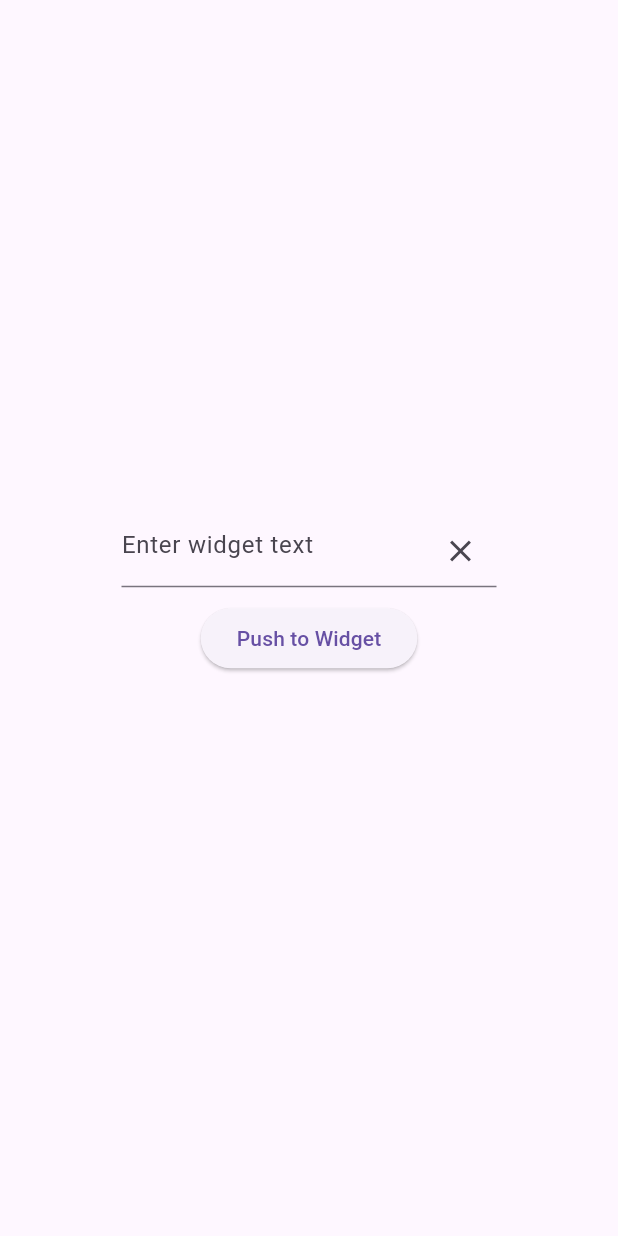
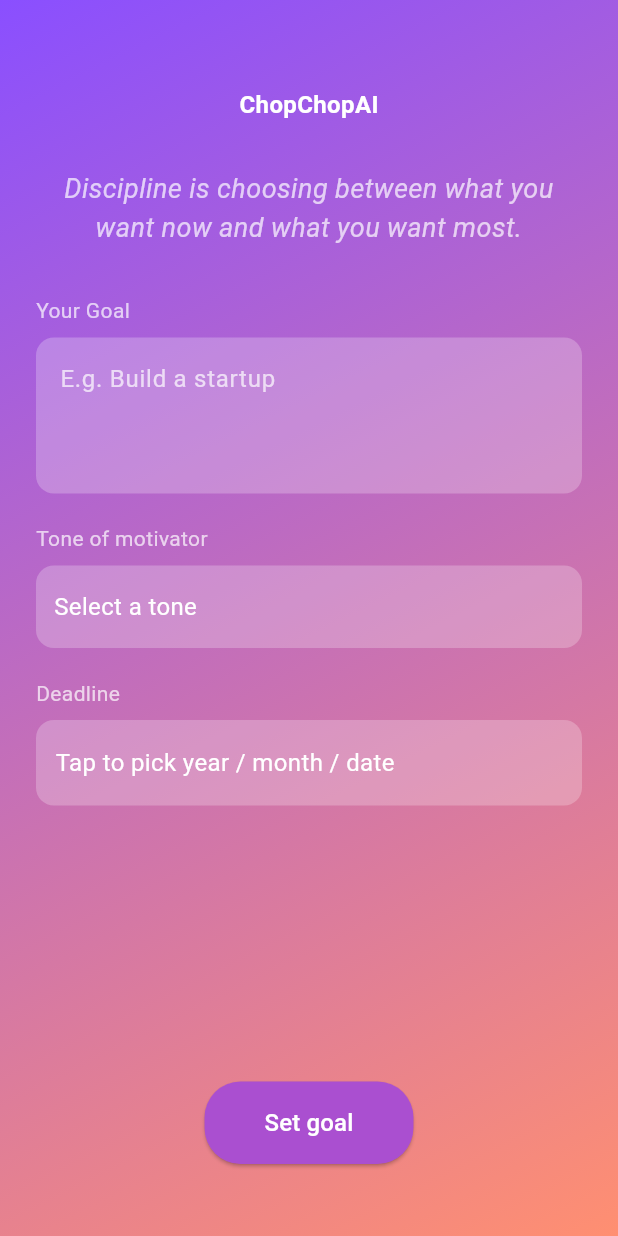
Before and after one commit to Parthm1801/ChopChopFlutter, a Flutter app: the screen it shows after launch, on a phone screen of 412 x 824 dp. Run offline on Flutter 3.47's test engine with Material 3 defaults, Android fonts, the phone set to English and light mode, and no system bars; our stand-ins replace shared_preferences, uni_links; missing offline and left inert: flutter_widgetkit; network calls fail; Roboto replaces fonts that are missing (SF Pro Display).

Commit message:
Full styled widget logic

```diff
--- a/lib/main.dart
+++ b/lib/main.dart
@@ -1,93 +1,21 @@
-import 'dart:convert';
-
 import 'package:flutter/material.dart';
-import 'package:flutter_widgetkit/flutter_widgetkit.dart';
+import 'screens/goal_setup_page.dart';
 
 void main() {
-  runApp(const MaterialApp(home: TextPage()));
+  runApp(const MaterialApp(
+    debugShowCheckedModeBanner: false,
+    home: ChopChopPage(),
+  ));
 }
 
-class TextPage extends StatefulWidget {
-  const TextPage({super.key});
-
-  @override
-  _TextPageState createState() => _TextPageState();
-}
-
-class _TextPageState extends State<TextPage> {
-  var textController = TextEditingController();
-  String statusMessage = '';
+class ChopChopApp extends StatelessWidget {
+  const ChopChopApp({super.key});
 
   @override
   Widget build(BuildContext context) {
-    return Scaffold(
-      body: Center(
-        child: Column(
-          mainAxisAlignment: MainAxisAlignment.center,
-          children: [
-            SizedBox(
-              width: 250,
-              child: TextField(
-                controller: textController,
-                decoration: InputDecoration(
-                  hintText: "Enter widget text",
-                  suffixIcon: IconButton(
-                    icon: const Icon(Icons.clear),
-                    onPressed: () {
-                      textController.clear();
-                    },
-                  ),
-                ),
-              ),
-            ),
-            const SizedBox(height: 10),
-            ElevatedButton(
-              onPressed: () {
-                _updateWidget();
-              },
-              child: const Text("Push to Widget"),
-            ),
-            const SizedBox(height: 10),
-            Text(statusMessage, style: TextStyle(color: Colors.blue)),
-          ],
-        ),
-      ),
+    return const MaterialApp(
+      debugShowCheckedModeBanner: false,
+      home: ChopChopPage(), // 👈 Main goal-setting screen
     );
   }
-
-  void _updateWidget() {
-    try {
-      final widgetData = WidgetData(textController.text);
-      final jsonData = jsonEncode(widgetData.toJson());
-
-      // Debug print to verify data
-      print('Updating widget with data: $jsonData');
-
-      WidgetKit.setItem(
-        'widgetData',
-        jsonData,
-        'group.com.parth.flutterWidgetTest',
-      );
-      WidgetKit.reloadTimelines('FlutterIOSWidget');
-
-      setState(() {
-        statusMessage = 'Widget updated with: ${textController.text}';
-      });
-    } catch (e) {
-      setState(() {
-        statusMessage = 'Error updating widget: $e';
-      });
-      print('Error updating widget: $e');
-    }
-  }
 }
-
-class WidgetData {
-  final String text;
-
-  WidgetData(this.text);
-
-  WidgetData.fromJson(Map<String, dynamic> json) : text = json['text'];
-
-  Map<String, dynamic> toJson() => {'text': text};
-}
--- /dev/null
+++ b/lib/screens/goal_setup_page.dart
@@ -0,0 +1,513 @@
+import 'dart:convert';
+
+import 'package:flutter/cupertino.dart';
+import 'package:flutter/material.dart';
+import 'package:intl/intl.dart';
+import 'package:shared_preferences/shared_preferences.dart';
+import 'package:http/http.dart' as http;
+import 'package:flutter_widgetkit/flutter_widgetkit.dart';
+import 'package:uuid/uuid.dart';
+import 'package:uni_links/uni_links.dart';
+
+class ChopChopPage extends StatefulWidget {
+  const ChopChopPage({super.key});
+
+  @override
+  State<ChopChopPage> createState() => _ChopChopPageState();
+}
+
+class _ChopChopPageState extends State<ChopChopPage> {
+  final TextEditingController goalController = TextEditingController();
+  List<String> tones = [];
+  String? selectedTone;
+  bool isLoadingTones = true;
+  String chopchopMessage = "Discipline is choosing between what you want now and what you want most.";
+  int selectedYear = DateTime.now().year;
+  int? selectedMonth; // 1-12
+  int? selectedDay;
+  String? selectedDateText;
+
+  DateTime? selectedDate;
+  String? userId;
+
+  @override
+  void initState() {
+    super.initState();
+    _initUserId();
+    _fetchToneOptions();
+    _handleDeepLinks();
+  }
+
+  void _handleDeepLinks() async {
+    try {
+      final initialUri = await getInitialUri();
+      if (initialUri != null) {
+        _handleUri(initialUri);
+      }
+
+      uriLinkStream.listen((Uri? uri) {
+        if (uri != null) {
+          _handleUri(uri);
+        }
+      });
+    } catch (e) {
+      print('❌ Failed to handle deep link: $e');
+    }
+  }
+
+  void _handleUri(Uri uri) async {
+    print('🔗 Received URI: $uri');
+    if (uri.scheme == 'chopchopai' && uri.host == 'refresh') {
+      if (userId == null) return;
+      final message = await _fetchTodayMotivation();
+      await _updateWidgetText(message);
+      setState(() {
+        chopchopMessage = message;
+      });
+      print('✅ Widget refreshed from deep link');
+    }
+  }
+
+  Future<void> _initUserId() async {
+    final prefs = await SharedPreferences.getInstance();
+    final existing = prefs.getString("user_id");
+
+    if (existing != null) {
+      setState(() => userId = existing);
+    } else {
+      final newId = const Uuid().v4();
+      await prefs.setString("user_id", newId);
+      setState(() => userId = newId);
+    }
+  }
+
+  Future<void> _fetchToneOptions() async {
+    final res = await http.get(Uri.parse("https://chopchoppython.onrender.com/tones")); // Replace with your actual URL
+    if (res.statusCode == 200) {
+      final List<dynamic> result = jsonDecode(res.body)['tones'];
+      setState(() {
+        tones = result.map((e) => e.toString()).toList();
+        selectedTone = tones.first;
+        isLoadingTones = false;
+      });
+    } else {
+      // fallback in case of error
+      setState(() {
+        tones = ["TED talker"];
+        selectedTone = tones.first;
+        isLoadingTones = false;
+      });
+    }
+  }
+
+  void _showToneSelector() {
+    showModalBottomSheet(
+      context: context,
+      backgroundColor: const Color(0xFF2C1A4C), // dark purple
+      shape: const RoundedRectangleBorder(
+        borderRadius: BorderRadius.vertical(top: Radius.circular(24)),
+      ),
+      builder: (context) {
+        return ListView.separated(
+          padding: const EdgeInsets.all(24),
+          itemCount: tones.length,
+          separatorBuilder: (_, __) => const Divider(color: Colors.white10),
+          itemBuilder: (context, index) {
+            final tone = tones[index];
+            return ListTile(
+              title: Text(
+                tone,
+                style: const TextStyle(
+                  color: Colors.white,
+                  fontFamily: 'SF Pro Display',
+                ),
+              ),
+              trailing: selectedTone == tone
+                  ? const Icon(Icons.check_circle, color: Colors.white70)
+                  : null,
+              onTap: () {
+                setState(() {
+                  selectedTone = tone;
+                });
+                Navigator.pop(context);
+              },
+            );
+          },
+        );
+      },
+    );
+  }
+
+
+  @override
+  Widget build(BuildContext context) {
+    return Scaffold(
+      body: Container(
+        decoration: const BoxDecoration(
+          gradient: LinearGradient(
+            colors: [Color(0xFF8A4FFF), Color(0xFFFF8F71)], // Purple to coral gradient
+            begin: Alignment.topLeft,
+            end: Alignment.bottomRight,
+          ),
+        ),
+        padding: const EdgeInsets.symmetric(horizontal: 24, vertical: 48),
+        child: Column(
+          crossAxisAlignment: CrossAxisAlignment.start,
+          children: [
+            const SizedBox(height: 10),
+            const Center(
+              child: Text(
+                "ChopChopAI",
+                style: TextStyle(
+                  fontFamily: 'SF Pro Display',
+                  fontWeight: FontWeight.bold,
+                  fontSize: 16,
+                  color: Colors.white,
+                ),
+              ),
+            ),
+            const SizedBox(height: 32),
+            Center(
+              child: Text(
+                chopchopMessage,
+                textAlign: TextAlign.center,
+                style: const TextStyle(
+                  fontFamily: 'SF Pro Display',
+                  fontSize: 18,
+                  fontStyle: FontStyle.italic,
+                  color: Colors.white70,
+                ),
+              ),
+            ),
+            const SizedBox(height: 32),
+            const Text(
+              "Your Goal",
+              style: TextStyle(
+                fontFamily: 'SF Pro Display',
+                fontSize: 14,
+                color: Colors.white70,
+              ),
+            ),
+            const SizedBox(height: 8),
+            TextField(
+              controller: goalController,
+              style: const TextStyle(
+                fontFamily: 'SF Pro Display',
+                color: Colors.white
+                ),
+              maxLines: 3, // Allow multiple lines of text
+              textInputAction: TextInputAction.newline, // Enable newline on enter
+              keyboardType: TextInputType.multiline, // Use multiline keyboard
+              decoration: InputDecoration(
+                hintText: "E.g. Build a startup",
+                hintStyle: const TextStyle(
+                  fontFamily: 'SF Pro Display',
+                  color: Colors.white70
+                  ),
+                filled: true,
+                fillColor: Colors.white24, // Lighter background
+                border: OutlineInputBorder(
+                  borderRadius: BorderRadius.circular(12),
+                  borderSide: BorderSide.none, // Remove border
+                ),
+              ),
+            ),
+            const SizedBox(height: 20),
+            const Text(
+              "Tone of motivator",
+              style: TextStyle(
+                // fontFamily: 'SF Pro Display',
+                color: Colors.white70,
+                fontSize: 14
+              ),
+            ),
+              const SizedBox(height: 8),
+              GestureDetector(
+                onTap: () => _showToneSelector(),
+                child: Container(
+                  width: double.infinity,
+                  padding: const EdgeInsets.symmetric(vertical: 16, horizontal: 12),
+                  decoration: BoxDecoration(
+                    color: Colors.white24,
+                    borderRadius: BorderRadius.circular(12),
+                  ),
+                  child: Text(
+                    selectedTone ?? "Select a tone",
+                    style: const TextStyle(
+                      color: Colors.white,
+                      fontFamily: 'SF Pro Display',
+                      fontSize: 16,
+                    ),
+                  ),
+                ),
+              ),
+            const SizedBox(height: 20),
+            const Text(
+              "Deadline",
+              style: TextStyle(color: Colors.white70, fontSize: 14),
+            ),
+            const SizedBox(height: 8),
+            GestureDetector(
+              onTap: _showCustomDeadlinePickerModal,
+              child: Container(
+                padding: const EdgeInsets.symmetric(vertical: 16, horizontal: 12),
+                width: double.infinity,
+                decoration: BoxDecoration(
+                  color: Colors.white24, // Lighter background
+                  borderRadius: BorderRadius.circular(12),
+                  border: Border.all(color: Colors.transparent), // Remove border
+                ),
+                child: Text(
+                  selectedDateText ?? "Tap to pick year / month / date",
+                  style: const TextStyle(
+                      color: Colors.white,
+                      fontFamily: 'SF Pro Display',
+                      fontSize: 16,
+                    ),
+                ),
+              ),
+            ),
+            const Spacer(),
+            Center(
+              child: ElevatedButton(
+                onPressed: () async {
+                  if (goalController.text.isEmpty || userId == null) return;
+
+                  final goalData = {
+                    "goal": goalController.text,
+                    "deadline": selectedDate?.toIso8601String() ?? "",
+                    "tone": selectedTone,
+                    "user_id": userId
+                  };
+
+                  final url = Uri.parse("https://chopchoppython.onrender.com/goal"); // Replace with your backend URL
+
+                  final res = await http.post(url,
+                      headers: {"Content-Type": "application/json"},
+                      body: jsonEncode(goalData));
+
+                  if (res.statusCode == 200) {
+                    final message = await _fetchTodayMotivation();
+                    await _updateWidgetText(message);
+                    setState(() {
+                      chopchopMessage = message;
+                    });
+
+                    ScaffoldMessenger.of(context).showSnackBar(
+                      const SnackBar(content: Text("🎉 Goal saved and widget refreshed")),
+                    );
+                  } else {
+                    ScaffoldMessenger.of(context).showSnackBar(
+                      const SnackBar(content: Text("❌ Failed to save goal")),
+                    );
+                  }
+                },
+                style: ElevatedButton.styleFrom(
+                  backgroundColor: const Color(0xFFAA4FD0), // Purple button
+                  foregroundColor: Colors.white,
+                  padding: const EdgeInsets.symmetric(horizontal: 40, vertical: 16),
+                  shape: RoundedRectangleBorder(
+                    borderRadius: BorderRadius.circular(24), // More rounded
+                  ),
+                ),
+                child: const Text("Set goal", style: TextStyle(fontSize: 16)),
+              ),
+            ),
+          ],
+        ),
+      ),
+    );
+  }
+
+  void _showCustomDeadlinePickerModal() {
+    final currentYear = DateTime.now().year;
+    final years = List.generate(11, (index) => currentYear + index);
+    final months = [null, ...List.generate(12, (index) => index + 1)];
+    final days = [null, ...List.generate(31, (index) => index + 1)];
+
+    showModalBottomSheet(
+      context: context,
+      backgroundColor: Colors.transparent,
+      builder: (context) {
+        return Container(
+          decoration: const BoxDecoration(
+            gradient: LinearGradient(
+              colors: [Color(0xFF8A4FFF), Color(0xFFFF8F71)],
+              begin: Alignment.topLeft,
+              end: Alignment.bottomRight,
+            ),
+            borderRadius: BorderRadius.vertical(top: Radius.circular(24)),
+          ),
+          padding: const EdgeInsets.only(top: 24, left: 16, right: 16, bottom: 24),
+          child: Column(
+            mainAxisSize: MainAxisSize.min,
+            children: [
+              const Text("Pick Deadline",
+                style: TextStyle(
+                  fontSize: 18,
+                  fontFamily: 'SF Pro Display',
+                  fontWeight: FontWeight.bold,
+                  color: Colors.white,
+                ),
+              ),
+              // const SizedBox(height: 5),
+              SizedBox(
+                height: 180,
+                child: Row(
+                  children: [
+                    Expanded(
+                      child: CupertinoPicker(
+                        itemExtent: 32,
+                        scrollController: FixedExtentScrollController(
+                          initialItem: 0,
+                        ),
+                        onSelectedItemChanged: (index) {
+                          setState(() => selectedYear = years[index]);
+                        },
+                        children: years
+                            .map((y) => Center(
+                              child: Text(
+                                y.toString(),
+                                style: const TextStyle(
+                                  fontFamily: 'SF Pro Display',
+                                  color: Colors.white,
+                                ),
+                              ),
+                            ))
+                            .toList(),
+                      ),
+                    ),
+                    Expanded(
+                      child: CupertinoPicker(
+                        itemExtent: 32,
+                        onSelectedItemChanged: (index) {
+                          setState(() => selectedMonth = months[index]);
+                        },
+                        children: months
+                            .map((m) => Center(
+                              child: Text(
+                                m == null ? "None" : DateFormat.MMMM().format(DateTime(0, m)),
+                                style: const TextStyle(
+                                  fontFamily: 'SF Pro Display',
+                                  color: Colors.white,
+                                ),
+                              ),
+                            ))
+                            .toList(),
+                      ),
+                    ),
+                    Expanded(
+                      child: CupertinoPicker(
+                        itemExtent: 32,
+                        onSelectedItemChanged: (index) {
+                          setState(() => selectedDay = days[index]);
+                        },
+                        children: days
+                            .map((d) => Center(
+                              child: Text(
+                                d == null ? "None" : d.toString().padLeft(2, '0'),
+                                style: const TextStyle(
+                                  fontFamily: 'SF Pro Display',
+                                  color: Colors.white,
+                                ),
+                              ),
+                            ))
+                            .toList(),
+                      ),
+                    ),
+                  ],
+                ),
+              ),
+              const SizedBox(height: 16),
+              ElevatedButton(
+                onPressed: () {
+                  if (selectedMonth == null && selectedDay != null) {
+                    ScaffoldMessenger.of(context).showSnackBar(
+                      const SnackBar(content: Text("⚠️ Select month before picking a date")),
+                    );
+                    return;
+                  }
+
+                  DateTime now = DateTime.now();
+                  DateTime? temp;
+
+                  if (selectedMonth == null && selectedDay == null) {
+                    // Year only
+                    temp = DateTime(selectedYear);
+                    if (temp.year < now.year) {
+                      ScaffoldMessenger.of(context).showSnackBar(
+                        const SnackBar(content: Text("❌ Can't set a past year")),
+                      );
+                      return;
+                    }
+                    setState(() => selectedDate = null); // We'll store separately
+                    setState(() => selectedDateText = selectedYear.toString());
+                  } else if (selectedMonth != null && selectedDay == null) {
+                    temp = DateTime(selectedYear, selectedMonth!);
+                    if (temp.isBefore(now)) {
+                      ScaffoldMessenger.of(context).showSnackBar(
+                        const SnackBar(content: Text("❌ Can't set a past month")),
+                      );
+                      return;
+                    }
+                    setState(() => selectedDate = null);
+                    setState(() => selectedDateText =
+                        "${DateFormat.yMMM().format(temp!)}"); // e.g. Apr 2025
+                  } else if (selectedMonth != null && selectedDay != null) {
+                    try {
+                      temp = DateTime(selectedYear, selectedMonth!, selectedDay!);
+                      if (temp.isBefore(now)) {
+                        ScaffoldMessenger.of(context).showSnackBar(
+                          const SnackBar(content: Text("❌ Can't set a past date")),
+                        );
+                        return;
+                      }
+                      setState(() {
+                        selectedDate = temp;
+                        selectedDateText = DateFormat.yMMMMd().format(temp!);
+                      });
+                    } catch (_) {
+                      ScaffoldMessenger.of(context).showSnackBar(
+                        const SnackBar(content: Text("❌ Invalid date")),
+                      );
+                      return;
+                    }
+                  }
+
+                  Navigator.pop(context);
+                },
+                style: ElevatedButton.styleFrom(
+                  backgroundColor: Colors.white,
+                  foregroundColor: Color(0xFF8A4FFF),
+                  padding: const EdgeInsets.symmetric(horizontal: 40, vertical: 12),
+                  shape: RoundedRectangleBorder(
+                    borderRadius: BorderRadius.circular(24),
+                  ),
+                ),
+                child: const Text("Done", style: TextStyle(fontSize: 16)),
+              )
+            ],
+          ),
+        );
+      },
+    );
+  }
+
+  Future<String> _fetchTodayMotivation() async {
+    final uri = Uri.parse("https://chopchoppython.onrender.com/motivation/today?user_id=$userId");
+    final res = await http.get(uri);
+    final json = jsonDecode(res.body);
+    return json["message"] ?? "Keep pushing!";
+  }
+
+  Future<void> _updateWidgetText(String text) async {
+    final widgetData = {
+      "text": text,
+      "goal": goalController.text
+    };
+
+    final widgetJson = jsonEncode(widgetData);
+    await WidgetKit.setItem("widgetData", widgetJson, "group.com.parth.flutterWidgetTest");
+    WidgetKit.reloadAllTimelines();
+  }
+}
```
Also changed, not shown: pubspec.yaml (+14 -68 lines), pubspec.lock, 7 other files.
